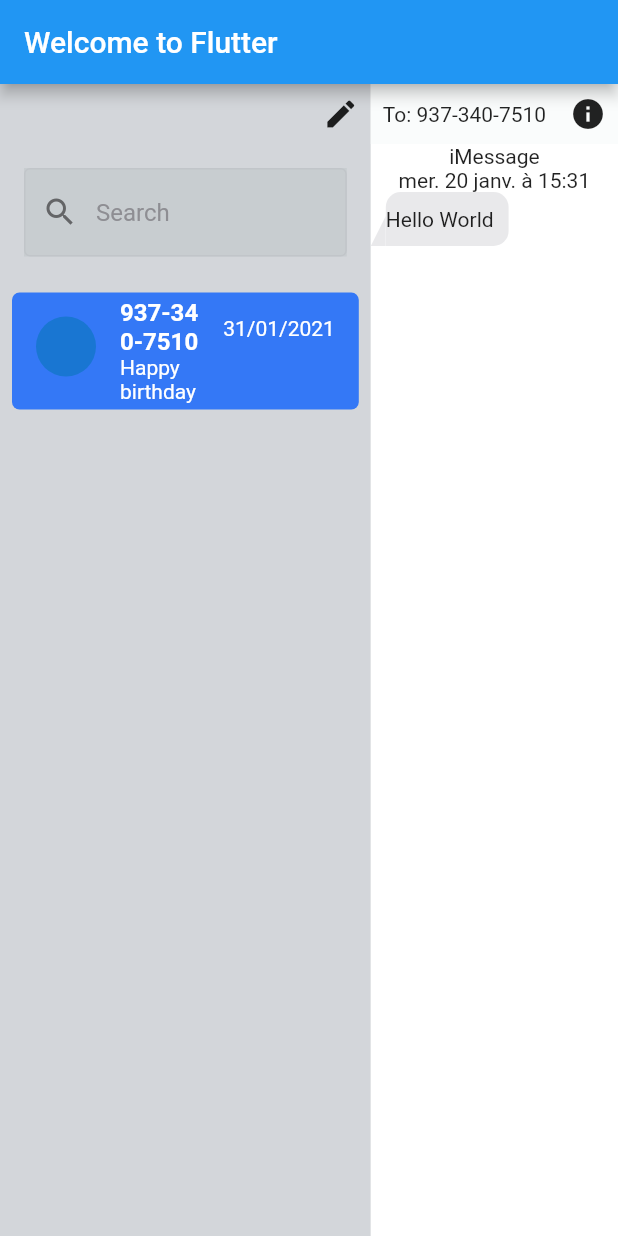
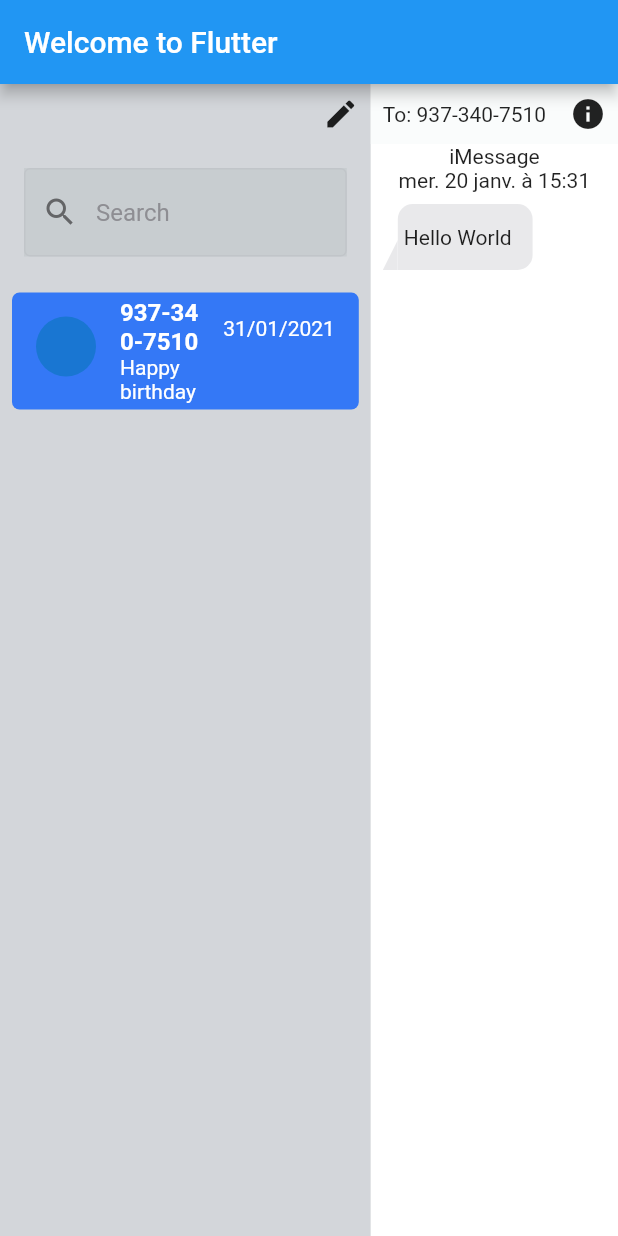
Before and after one commit to GetStream/flutter-samples, a Flutter app: the screen it shows after launch, on a phone screen of 412 x 824 dp. Run offline on Flutter 3.47's test engine with Material 2 defaults, Android fonts, the phone set to English and light mode, and no system bars; our stand-ins replace flutter_local_notifications, flutter_secure_storage, flutter_svg, jiffy, streaming_shared_preferences, yaml; missing offline and left inert: stream_chat_flutter, stream_chat_persistence.

Commit message:
refactor to ChatMessage and ChatMessageHeader

```diff
--- a/imessage/lib/main.dart
+++ b/imessage/lib/main.dart
@@ -57,25 +57,9 @@ class RightColumn extends StatelessWidget {
             InfoHeader(phoneNumber: "937-340-7510"),
             Column(
               children: [
-                Column(
-                  children: [Text("iMessage"), Text("mer. 20 janv. à 15:31")],
-                ),
-                Align(
-                  alignment: Alignment
-                      .centerLeft, //Change this to Alignment.topRight or Alignment.topLeft
-                  child: CustomPaint(
-                    painter: ChatBubble(
-                        color: Color(0xFFE9E9EB),
-                        alignment: Alignment.centerLeft),
-                    child: Container(
-                      margin: EdgeInsets.all(10),
-                      child: Stack(
-                        children: <Widget>[
-                          Text("Hello World"),
-                        ],
-                      ),
-                    ),
-                  ),
+                ChatMessageHeader(),
+                ChatMessage(
+                  alignment: Alignment.centerLeft,
                 ),
               ],
             )
@@ -83,6 +67,49 @@ class RightColumn extends StatelessWidget {
             //   child: Text("Right column"),
             // )
           ],
+        ),
+      ),
+    );
+  }
+}
+
+class ChatMessageHeader extends StatelessWidget {
+  const ChatMessageHeader({
+    Key key,
+  }) : super(key: key);
+
+  @override
+  Widget build(BuildContext context) {
+    return Column(
+      children: [Text("iMessage"), Text("mer. 20 janv. à 15:31")],
+    );
+  }
+}
+
+class ChatMessage extends StatelessWidget {
+  final Alignment alignment;
+  const ChatMessage({Key key, this.alignment}) : super(key: key);
+
+  @override
+  Widget build(BuildContext context) {
+    return Padding(
+      padding: const EdgeInsets.all(8.0),
+      child: Align(
+        alignment:
+            alignment, //Change this to Alignment.topRight or Alignment.topLeft
+        child: CustomPaint(
+          painter: ChatBubble(color: Color(0xFFE9E9EB), alignment: alignment),
+          child: Container(
+            margin: EdgeInsets.all(10),
+            child: Stack(
+              children: <Widget>[
+                Padding(
+                  padding: const EdgeInsets.all(4.0),
+                  child: Text("Hello World"),
+                ),
+              ],
+            ),
+          ),
         ),
       ),
     );
```
